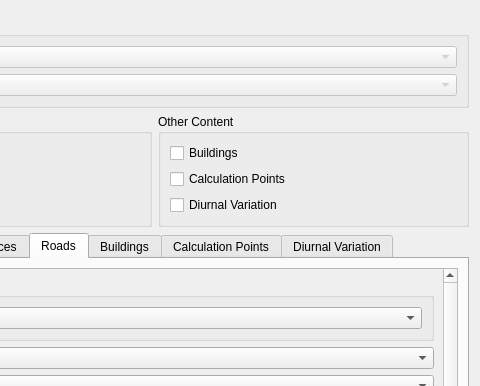
opengeogroep/AERIUS-QGIS-plugins, file ImaerPlugin/generate_calc_input_dlg.ui: the form before one commit; both pictures show x 170 to 650 and y 0 to 386 of the 650 by 1023 pixel window.
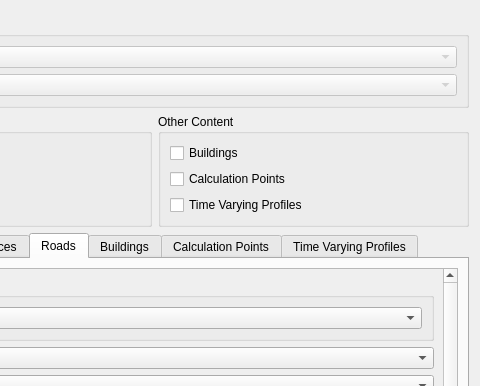
The form after the commit. Custom widgets are drawn as their Qt base class.

Commit message: GUI changes for Time Varying Profiles (WiP)

```diff
--- a/ImaerPlugin/generate_calc_input_dlg.ui
+++ b/ImaerPlugin/generate_calc_input_dlg.ui
@@ -108,7 +108,7 @@
         <item row="3" column="0">
          <widget class="QCheckBox" name="checkBox_dv">
           <property name="text">
-           <string>Diurnal Variation</string>
+           <string>Time Varying Profiles</string>
           </property>
          </widget>
         </item>
@@ -1641,7 +1641,7 @@
      </widget>
      <widget class="QWidget" name="tab_diurnal_variation">
       <attribute name="title">
-       <string>Diurnal Variation</string>
+       <string>Time Varying Profiles</string>
       </attribute>
       <layout class="QVBoxLayout" name="verticalLayout_11">
        <item>
```
Left out of the diff: 54 changed lines with no effect on the pictures. The commit also changes 6 other files.
